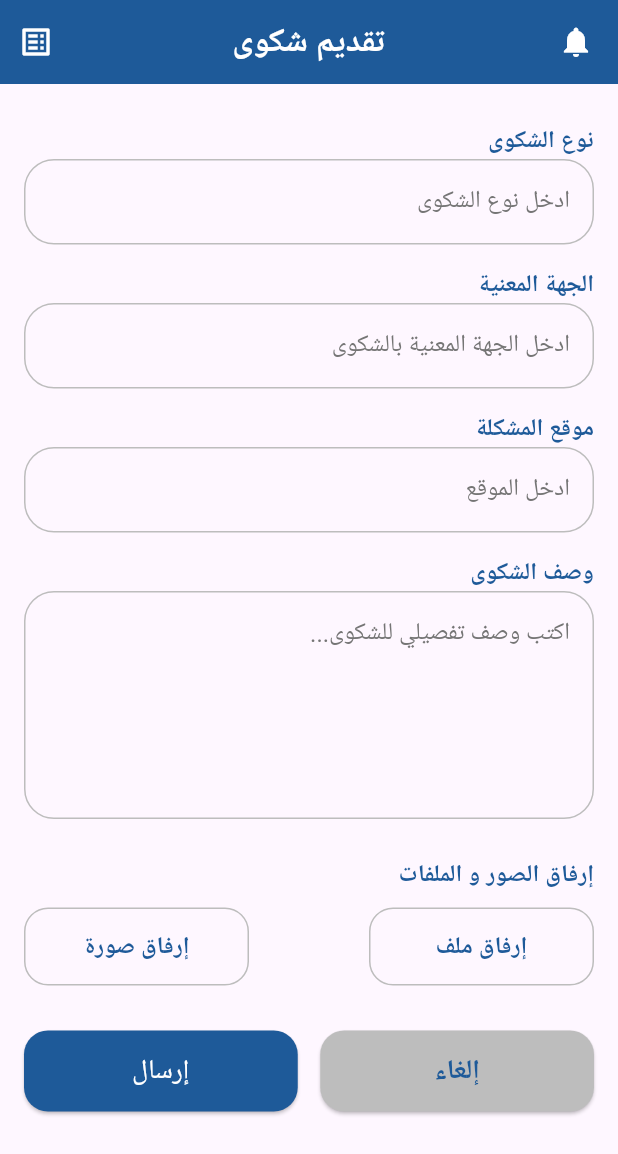
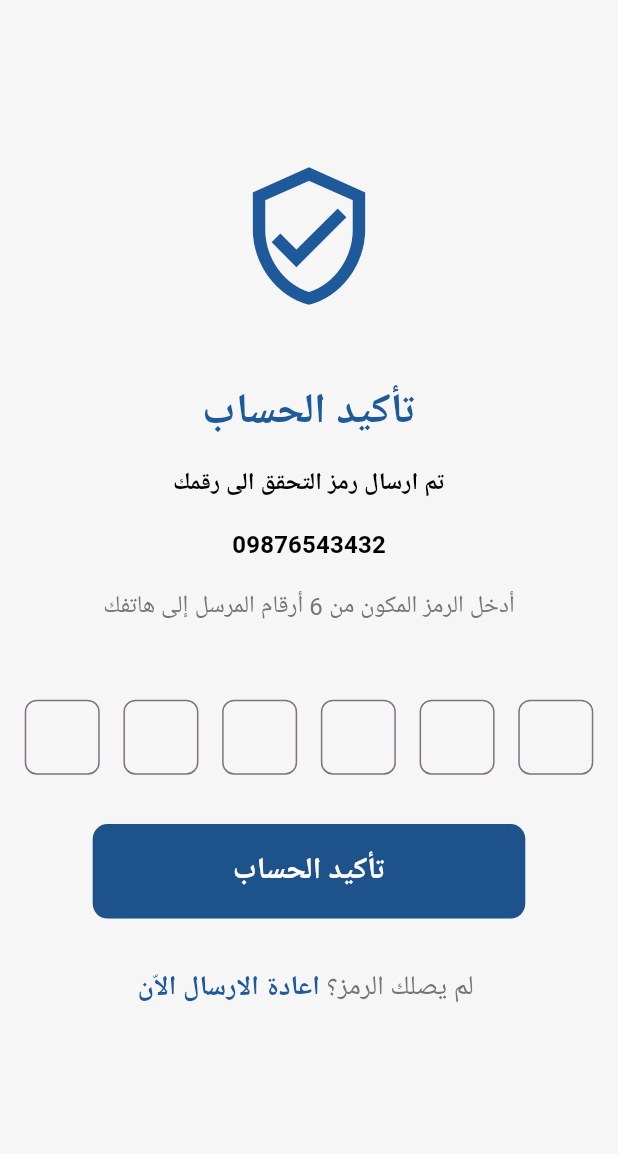
Before and after one commit to HadelBrmo/complaints_management, a Flutter app: the screen it shows after launch, on a phone screen of 412 x 824 dp. Shown: the top 1154 px of the screen. Run offline on Flutter 3.47's test engine with Material 3 defaults, Android fonts, the light colour scheme and no system bars; our stand-ins replace firebase_core, flutter_bloc, get_storage; accounts and stored records are empty; generated files the repository leaves out were written again.

Commit message:
add OTP screen and FirebaseServices

```diff
--- a/lib/core/routing/app_router.dart
+++ b/lib/core/routing/app_router.dart
@@ -0,0 +1,19 @@
+import 'package:flutter/material.dart';
+
+import '../../features/otp/ui/screens/otp_screen.dart';
+
+class AppRouter{
+  static Route<dynamic>? onGenerateRoute(RouteSettings settings){
+    switch(settings.name){
+      case "/otp":
+        return MaterialPageRoute(builder: (_) => const OtpScreen());
+      default:
+        return MaterialPageRoute(builder: (_) => Scaffold(
+          body: Center(
+            child: Text("No Route Define "),
+          ),
+        ));
+    }
+    return null;
+  }
+}
--- /dev/null
+++ b/lib/core/utils/media_query_helper.dart
@@ -0,0 +1,15 @@
+import 'package:flutter/material.dart';
+
+class MediaQueryHelper {
+  static double w(BuildContext context) => MediaQuery.of(context).size.width;
+  static double h(BuildContext context) => MediaQuery.of(context).size.height;
+
+  static double wp(BuildContext context, double percentage) => w(context) * percentage;
+  static double hp(BuildContext context, double percentage) => h(context) * percentage;
+
+  static double rs(BuildContext context, double small, double medium, double large) =>
+      w(context) < 350 ? small : w(context) < 400 ? medium : large;
+
+  static bool isPortrait(BuildContext context) =>
+      MediaQuery.of(context).orientation == Orientation.portrait;
+}
--- a/lib/screens/complaints_status.dart
+++ b/lib/features/complaint/bussiness_logic/complaints_status.dart
@@ -1,6 +1,6 @@
 import 'package:flutter/material.dart';
-import '../../core/widgets/complaint_card.dart';
-import '../../core/theming/color.dart';
+import '../../../../core/widgets/complaint_card.dart';
+import '../../../../core/theming/color.dart';
 
 
 class ComplaintsPage extends StatefulWidget {
--- /dev/null
+++ b/lib/features/otp/bussiness_logic/otp_cubit.dart
@@ -0,0 +1,23 @@
+import 'package:flutter_bloc/flutter_bloc.dart';
+
+import '../data/repository/otp_repository.dart';
+import 'otp_state.dart';
+
+class OtpCubit extends Cubit<OtpState>{
+  OtpCubit( this.otpRepository ): super(OTPInitial());
+  final OTPRepository otpRepository;
+
+  void verifyOtp(String code) async{
+  emit(OTPLoading());
+  try{
+  final isValid=await otpRepository.verifyOTP(code);
+  of(isValid){
+    emit(OTPVerified());
+  }
+  }
+  catch(e){
+
+  }
+  }
+
+}
--- /dev/null
+++ b/lib/features/otp/bussiness_logic/otp_state.dart
@@ -0,0 +1,19 @@
+import 'package:flutter/cupertino.dart';
+
+@immutable
+sealed class OtpState {}
+
+
+class OTPInitial extends OtpState {}
+
+class OTPLoading extends OtpState {}
+
+class OTPVerified extends OtpState {}
+
+class OTPResent extends OtpState {}
+
+class OTPError extends OtpState {
+  late final String message;
+
+  List<Object> get props => [message];
+}
--- /dev/null
+++ b/lib/features/otp/data/repository/otp_repository.dart
@@ -0,0 +1,29 @@
+import 'package:complaints_management/features/otp/data/api_services/api_services.dart';
+
+abstract class OTPRepository {
+  Future<bool> verifyOTP(String code);
+
+  Future<bool> resendOTP();
+}
+
+class OTPRepositoryImpl implements OTPRepository {
+  late final OTPApiService apiService;
+  OTPRepositoryImpl({required this.apiService});
+  @override
+  Future<bool> resendOTP() {
+    // TODO: implement resendOTP
+    throw UnimplementedError();
+  }
+
+  @override
+  Future<bool> verifyOTP(String code) async {
+   try{
+    final String phoneNumber=" ";
+    return await apiService.verifyOTP(code, phoneNumber);
+   }
+   catch(e){
+     throw Exception('فشل التحقق:  ${e.toString()}');
+   }
+  }
+
+}
--- /dev/null
+++ b/lib/features/otp/ui/screens/OtpScreenContent.dart
@@ -0,0 +1,45 @@
+import 'package:complaints_management/core/theming/color.dart';
+import 'package:flutter/material.dart';
+
+import '../../../../core/utils/media_query_helper.dart';
+import '../widget/otp_form.dart';
+import '../widget/otp_header.dart';
+
+class OtpScreenContent extends StatelessWidget {
+  const OtpScreenContent({super.key});
+
+  @override
+  Widget build(BuildContext context) {
+    return Center(
+      child: Padding(
+        padding: EdgeInsets.symmetric(
+          horizontal: MediaQueryHelper.wp(context, 0.04),
+          vertical: MediaQueryHelper.isPortrait(context)
+              ? MediaQueryHelper.hp(context, 0.13)
+              : MediaQueryHelper.hp(context, 0.02),
+        ),
+        child: Column(
+          mainAxisAlignment: MainAxisAlignment.center,
+          crossAxisAlignment: CrossAxisAlignment.center,
+          children: [
+            Icon(
+              Icons.verified_user_outlined,
+              size: MediaQueryHelper.isPortrait(context)
+                  ? MediaQueryHelper.rs(context, 80, 90, 100)
+                  : MediaQueryHelper.rs(context, 60, 70, 80),
+              color: AppColors.primary,
+            ),
+            SizedBox(height: MediaQueryHelper.hp(context, 0.06)),
+            OTPHeader(),
+            SizedBox(height: MediaQueryHelper.hp(context, 0.06)),
+            Expanded(
+              child: SingleChildScrollView(
+                child: OTPForm(),
+              ),
+            ),
+          ],
+        ),
+      ),
+    );
+  }
+}
--- /dev/null
+++ b/lib/features/otp/ui/screens/otp_screen.dart
@@ -0,0 +1,30 @@
+import 'package:complaints_management/core/theming/color.dart';
+import 'package:complaints_management/features/otp/bussiness_logic/otp_cubit.dart';
+import 'package:complaints_management/features/otp/data/repository/otp_repository.dart';
+import 'package:flutter/material.dart';
+import 'package:flutter_bloc/flutter_bloc.dart';
+
+import '../../data/api_services/api_services.dart';
+import 'OtpScreenContent.dart';
+
+class OtpScreen extends StatefulWidget {
+  const OtpScreen({super.key});
+
+  @override
+  State<OtpScreen> createState() => _OtpScreenState();
+}
+
+class _OtpScreenState extends State<OtpScreen> {
+  final OTPRepository otpRepository = OTPRepositoryImpl(apiService: OTPApiServiceImpl());
+  @override
+  Widget build(BuildContext context) {
+    return Scaffold(
+     backgroundColor: AppColors.background,
+      body: BlocProvider(create: (context)=> OtpCubit(otpRepository!),
+      child: Center(child: OtpScreenContent()),
+
+      ),
+
+    );
+  }
+}
--- /dev/null
+++ b/lib/features/otp/ui/widget/otp_form.dart
@@ -0,0 +1,199 @@
+import 'package:complaints_management/core/theming/color.dart';
+import 'package:complaints_management/core/utils/media_query_helper.dart';
+import 'package:flutter/material.dart';
+import 'package:flutter_bloc/flutter_bloc.dart';
+import '../../bussiness_logic/otp_cubit.dart';
+import '../../bussiness_logic/otp_state.dart';
+
+class OTPForm extends StatefulWidget {
+  const OTPForm({super.key});
+
+  @override
+  State<OTPForm> createState() => _OTPFormState();
+}
+
+class _OTPFormState extends State<OTPForm> {
+  final List<TextEditingController> _controllers =
+  List.generate(6, (index) => TextEditingController());
+  final List<FocusNode> _focusNodes = List.generate(6, (index) => FocusNode());
+
+  @override
+  void initState() {
+    super.initState();
+    _setupFocusListeners();
+  }
+
+  void _setupFocusListeners() {
+    for (int i = 0; i < _focusNodes.length; i++) {
+      _focusNodes[i].addListener(() {
+        if (!_focusNodes[i].hasFocus && _controllers[i].text.isEmpty && i > 0) {
+          _focusNodes[i - 1].requestFocus();
+        }
+      });
+    }
+  }
+
+  void _onTextChanged(String value, int index) {
+    if (value.length == 1 && index < 5) {
+      _focusNodes[index + 1].requestFocus();
+    } else if (value.isEmpty && index > 0) {
+      _focusNodes[index - 1].requestFocus();
+    }
+
+    if (_isFormComplete()) {
+      _verifyOTP();
+    }
+  }
+
+  bool _isFormComplete() {
+    return _controllers.every((controller) => controller.text.isNotEmpty);
+  }
+
+  void _verifyOTP() {
+    final otpCode = _controllers.map((controller) => controller.text).join();
+    context.read<OtpCubit>().verifyOtp(otpCode);
+  }
+
+  void clearForm() {
+    for (final controller in _controllers) {
+      controller.clear();
+    }
+  }
+
+  @override
+  void dispose() {
+    for (final controller in _controllers) {
+      controller.dispose();
+    }
+    for (final focusNode in _focusNodes) {
+      focusNode.dispose();
+    }
+    super.dispose();
+  }
+
+  @override
+  Widget build(BuildContext context) {
+    return BlocListener<OtpCubit, OtpState>(
+      listener: (context, state) {
+        if (state is OTPVerified) {
+          ScaffoldMessenger.of(context).showSnackBar(
+            const SnackBar(content: Text('تم التحقق بنجاح!')),
+          );
+        } else if (state is OTPResent) {
+          ScaffoldMessenger.of(context).showSnackBar(
+            const SnackBar(content: Text('تم إعادة إرسال الكود!')),
+          );
+        } else if (state is OTPError) {
+          ScaffoldMessenger.of(context).showSnackBar(
+            SnackBar(content: Text(state.message), backgroundColor: Colors.red),
+          );
+        }
+      },
+      child: Column(
+        children: [
+          _buildOTPInputFields(),
+          SizedBox(height: MediaQueryHelper.hp(context, 0.04)),
+          _buildVerifyButton(),
+          SizedBox(height: MediaQueryHelper.hp(context, 0.04)),
+          Text.rich(
+            TextSpan(
+              text: 'لم يصلك الرمز؟ ',
+              style: TextStyle(
+                fontSize: MediaQueryHelper.rs(context, 14, 16, 18),
+                color: AppColors.greyDark,
+              ),
+              children: [
+                TextSpan(
+                  text: 'اعادة الارسال الاّن ',
+                  style: TextStyle(
+                    fontWeight: FontWeight.bold,
+                    color: AppColors.primary,
+                    fontSize: MediaQueryHelper.rs(context, 14, 16, 18),
+                  ),
+                ),
+              ],
+            ),
+          )
+        ],
+      ),
+    );
+  }
+
+  Widget _buildOTPInputFields() {
+    return Row(
+      mainAxisAlignment: MainAxisAlignment.spaceBetween,
+      children: List.generate(6, (index) {
+        return SizedBox(
+          width: MediaQueryHelper.rs(context, 40, 45, 50),
+          height: MediaQueryHelper.rs(context, 40, 45, 50),
+          child: TextField(
+            controller: _controllers[index],
+            focusNode: _focusNodes[index],
+            textAlign: TextAlign.center,
+            keyboardType: TextInputType.number,
+            maxLength: 1,
+            decoration: InputDecoration(
+              counterText: '',
+              border: OutlineInputBorder(
+                borderRadius: BorderRadius.circular(8),
+                borderSide: const BorderSide(color: Colors.grey),
+              ),
+              focusedBorder: OutlineInputBorder(
+                borderRadius: BorderRadius.circular(8),
+                borderSide: const BorderSide(color: Colors.blue),
+              ),
+            ),
+            onChanged: (value) => _onTextChanged(value, index),
+          ),
+        );
+      }),
+    );
+  }
+
+  Widget _buildVerifyButton() {
+    return BlocBuilder<OtpCubit, OtpState>(
+      builder: (context, state) {
+        return SizedBox(
+          width: MediaQueryHelper.wp(context, 0.7),
+          child: Container(
+            decoration: BoxDecoration(
+              color: AppColors.primary,
+              borderRadius: BorderRadius.circular(10),
+            ),
+            child: ElevatedButton(
+              onPressed: state is! OTPLoading && _isFormComplete()
+                  ? _verifyOTP
+                  : null,
+              style: ElevatedButton.styleFrom(
+                backgroundColor: Colors.transparent,
+                shadowColor: Colors.transparent,
+                padding: EdgeInsets.symmetric(
+                  vertical: MediaQueryHelper.hp(context, 0.02),
+                ),
+                shape: RoundedRectangleBorder(
+                  borderRadius: BorderRadius.circular(10),
+                ),
+              ),
+              child: state is OTPLoading
+                  ? SizedBox(
+                height: MediaQueryHelper.hp(context, 0.025),
+                child: const CircularProgressIndicator(
+                  strokeWidth: 2,
+                  valueColor: AlwaysStoppedAnimation(Colors.white),
+                ),
+              )
+                  : Text(
+                'تأكيد الحساب',
+                style: TextStyle(
+                  fontSize: MediaQueryHelper.rs(context, 16, 18, 20),
+                  fontWeight: FontWeight.bold,
+                  color: AppColors.white,
+                ),
+              ),
+            ),
+          ),
+        );
+      },
+    );
+  }
+}
--- /dev/null
+++ b/lib/features/otp/ui/widget/otp_header.dart
@@ -0,0 +1,50 @@
+import 'package:complaints_management/core/theming/color.dart';
+import 'package:complaints_management/core/utils/media_query_helper.dart';
+import 'package:flutter/material.dart';
+
+class OTPHeader extends StatelessWidget {
+  const OTPHeader({super.key});
+
+  @override
+  Widget build(BuildContext context) {
+    return Center(
+      child: Column(
+        crossAxisAlignment: CrossAxisAlignment.center,
+        mainAxisAlignment: MainAxisAlignment.center,
+        children: [
+          Text(
+            'تأكيد الحساب',
+            style: Theme.of(context).textTheme.headlineMedium?.copyWith(
+              fontWeight: FontWeight.bold,
+              color: AppColors.primary,
+            ),
+          ),
+          SizedBox(height: MediaQueryHelper.hp(context, 0.02)),
+          Text(
+            'تم ارسال رمز التحقق الى رقمك',
+            style: Theme.of(context).textTheme.titleMedium?.copyWith(
+              color: Colors.black,
+              fontWeight: FontWeight.bold,
+            ),
+          ),
+          SizedBox(height: MediaQueryHelper.hp(context, 0.02)),
+          Text(
+            '09876543432',
+            style: Theme.of(context).textTheme.titleMedium?.copyWith(
+              color: Colors.black,
+              fontWeight: FontWeight.bold,
+            ),
+          ),
+          SizedBox(height: MediaQueryHelper.hp(context, 0.020)),
+          Text(
+            'أدخل الرمز المكون من 6 أرقام المرسل إلى هاتفك',
+            style: Theme.of(context).textTheme.bodyLarge?.copyWith(
+              color: Colors.grey[600],
+            ),
+            textAlign: TextAlign.center,
+          ),
+        ],
+      ),
+    );
+  }
+}
--- a/lib/main.dart
+++ b/lib/main.dart
@@ -1,7 +1,17 @@
-import 'package:complaints_management/screens/complaint_filling.dart';
+import 'package:complaints_management/core/routing/app_router.dart';
+import 'package:complaints_management/features/complaint/ui/complaint_filling.dart';
+import 'package:firebase_core/firebase_core.dart';
 import 'package:flutter/material.dart';
+import 'package:get_storage/get_storage.dart';
 
-void main() {
+import 'firebase_options.dart';
+
+void main() async {
+  WidgetsFlutterBinding.ensureInitialized();
+  await GetStorage.init();
+  await Firebase.initializeApp(
+    options: DefaultFirebaseOptions.currentPlatform,
+  );
   runApp(const MyApp());
 }
 
@@ -10,7 +20,10 @@ class MyApp extends StatelessWidget {
   @override
   Widget build(BuildContext context) {
     return MaterialApp(
-      home: ComplaintPage(),
+      debugShowCheckedModeBanner: false,
+      onGenerateRoute: AppRouter.onGenerateRoute,
+      initialRoute: '/otp',
+     // home: ComplaintPage(),
     );
   }
 }
--- a/pubspec.yaml
+++ b/pubspec.yaml
@@ -36,6 +36,11 @@ dependencies:
   # Use with the CupertinoIcons class for iOS style icons.
   cupertino_icons: ^1.0.8
   flutter_launcher_icons: ^0.14.4
+  flutter_bloc: ^9.1.1
+  dio: ^5.9.0
+  firebase_core: ^4.2.1
+  firebase_messaging: ^16.0.4
+  get_storage: ^2.1.1
 
 dev_dependencies:
   flutter_test:
```
Also changed, not shown: lib/core/services/LocalNotificationService.dart (added, +91 -0 lines), lib/features/complaint/ui/complaint_filling.dart (renamed from lib/screens/complaint_filling.dart, +5 -5 lines), lib/features/otp/data/api_services/api_services.dart (added, +19 -0 lines), lib/features/otp/data/models/otp_model.dart (added, +23 -0 lines), lib/core/injection_container.dart (added), lib/core/services/FirebaseServices.dart (added), pubspec.lock, 5 other files.
